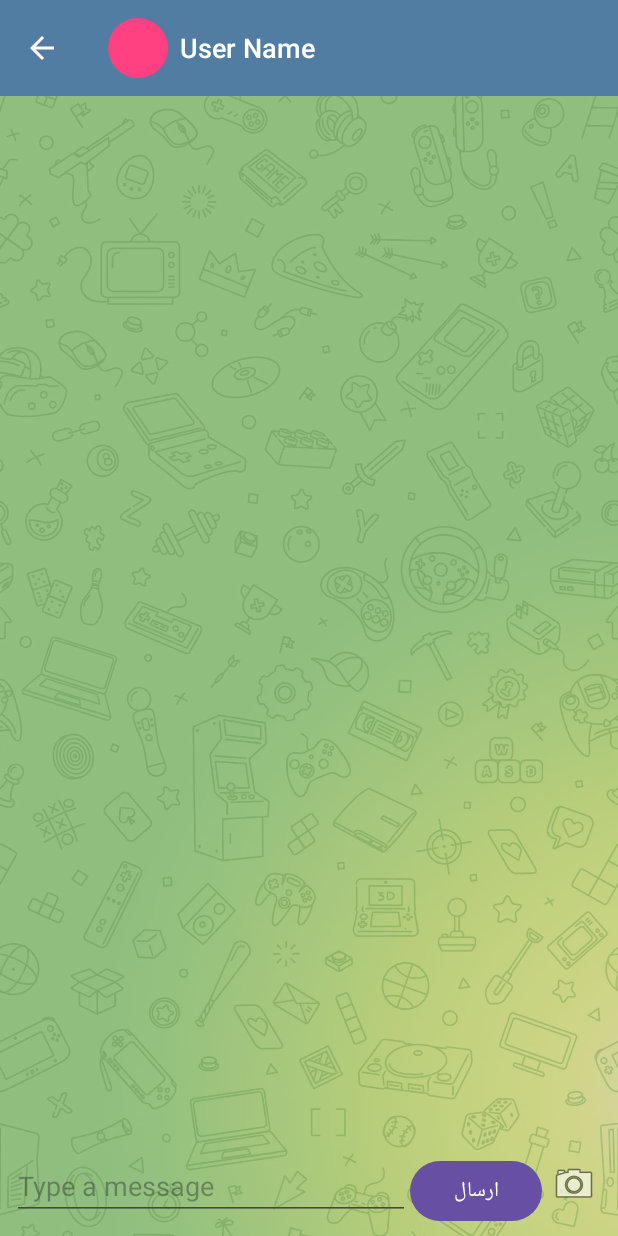
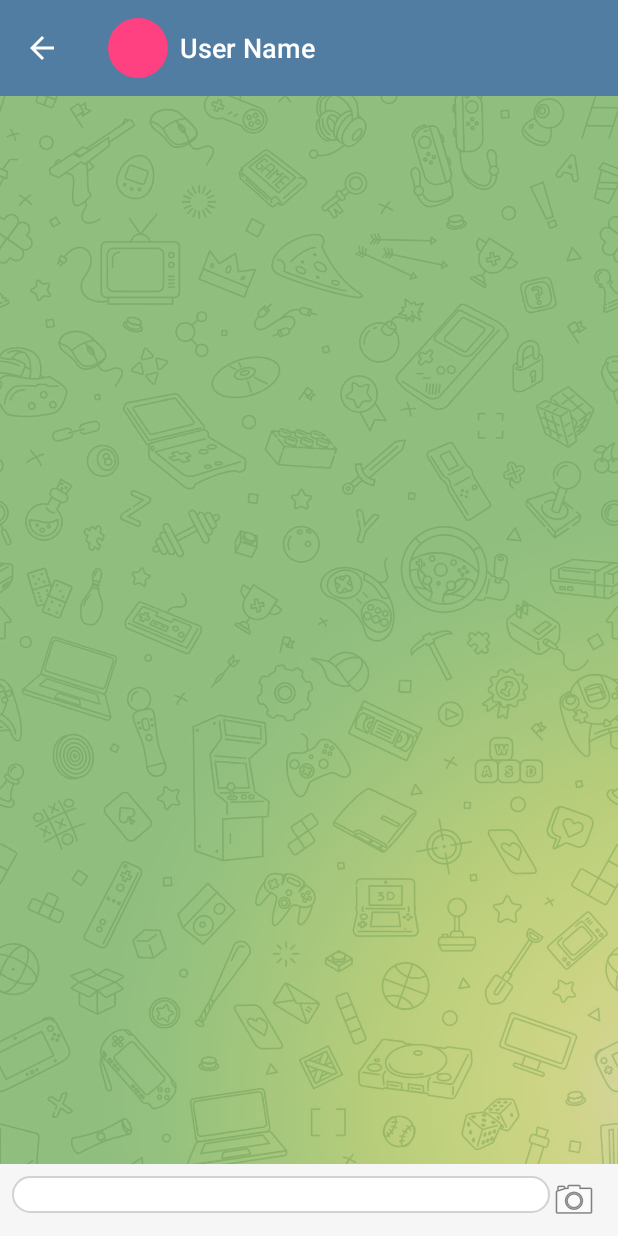
Before and after one commit to dmagan/AppAndroid, an Android app: the ChatActivity screen opened directly, with no data from a screen before it, on a phone screen of 412 x 824 dp. Run offline under Robolectric (Android 15) with nearby library versions, the phone set to English and light mode, and no system bars; libraries missing offline, so code that uses them is left out: com.ibm.icu.

Commit message:
ارسال پیام به همراه کلید ارسال در سمت راست و ارتقاع متن 10 خط

```diff
--- a/app/src/main/java/com/example/myapplication/ChatActivity.java
+++ b/app/src/main/java/com/example/myapplication/ChatActivity.java
@@ -9,9 +9,10 @@ import android.os.AsyncTask;
 import android.os.Bundle;
 import android.os.Environment;
 import android.provider.MediaStore;
+import android.text.Editable;
+import android.text.TextWatcher;
 import android.view.LayoutInflater;
 import android.view.View;
-import android.widget.Button;
 import android.widget.EditText;
 import android.widget.ImageButton;
 import android.widget.ImageView;
@@ -25,11 +26,9 @@ import androidx.recyclerview.widget.LinearLayoutManager;
 import androidx.recyclerview.widget.RecyclerView;
 import android.view.Window;
 import android.view.WindowManager;
-
 import com.ibm.icu.util.Calendar;
 import com.ibm.icu.util.ULocale;
 import com.ibm.icu.text.SimpleDateFormat;
-
 import java.io.File;
 import java.io.IOException;
 import java.util.ArrayList;
@@ -44,7 +43,7 @@ public class ChatActivity extends AppCompatActivity {
     private MessageAdapter messageAdapter;
     private List<Message> messageList;
     private EditText editTextMessage;
-    private Button buttonSend;
+    private ImageButton buttonSendIcon;
     private ImageButton buttonCamera;
     private Uri photoURI;
     private File photoFile;
@@ -92,7 +91,7 @@ public class ChatActivity extends AppCompatActivity {
         // مقداردهی به ویوها
         recyclerViewMessages = findViewById(R.id.recyclerViewMessages);
         editTextMessage = findViewById(R.id.editTextMessage);
-        buttonSend = findViewById(R.id.buttonSend);
+        buttonSendIcon = findViewById(R.id.buttonSendIcon);
         buttonCamera = findViewById(R.id.buttonCamera);
 
         // تنظیم RecyclerView
@@ -102,7 +101,7 @@ public class ChatActivity extends AppCompatActivity {
         recyclerViewMessages.setAdapter(messageAdapter);
 
         // تنظیم کلیک دکمه ارسال
-        buttonSend.setOnClickListener(new View.OnClickListener() {
+        buttonSendIcon.setOnClickListener(new View.OnClickListener() {
             @Override
             public void onClick(View v) {
                 String messageText = editTextMessage.getText().toString().trim();
@@ -113,9 +112,34 @@ public class ChatActivity extends AppCompatActivity {
                     messageAdapter.notifyItemInserted(messageList.size() - 1);
                     recyclerViewMessages.scrollToPosition(messageList.size() - 1);
                     editTextMessage.setText("");
+
+                    // حذف دکمه ارسال پس از ارسال پیام
+                    buttonSendIcon.setVisibility(View.GONE);
                 }
             }
         });
+
+// اضافه کردن TextWatcher به EditText
+        editTextMessage.addTextChangedListener(new TextWatcher() {
+            @Override
+            public void beforeTextChanged(CharSequence s, int start, int count, int after) {
+            }
+
+            @Override
+            public void onTextChanged(CharSequence s, int start, int before, int count) {
+                // نمایش دکمه ارسال وقتی که متن وارد شده است
+                if (s.length() > 0) {
+                    buttonSendIcon.setVisibility(View.VISIBLE);
+                } else {
+                    buttonSendIcon.setVisibility(View.GONE);
+                }
+            }
+
+            @Override
+            public void afterTextChanged(Editable s) {
+            }
+        });
+
 
         // تنظیم کلیک دکمه دوربین
         buttonCamera.setOnClickListener(new View.OnClickListener() {
--- /dev/null
+++ b/app/src/main/res/drawable/ic_sent_vector.xml
@@ -0,0 +1,12 @@
+<vector xmlns:android="http://schemas.android.com/apk/res/android"
+    android:width="40dp"
+    android:height="40dp"
+    android:autoMirrored="true"
+    android:viewportWidth="960"
+    android:viewportHeight="960">
+
+    <path
+        android:fillColor="#4A90E6"
+        android:pathData="M172,722v-484l574,242 -574,242ZM200,680 L674,480 200,280v160l180,40 -180,40v160ZM200,680v-400,400Z" />
+
+</vector>
--- /dev/null
+++ b/app/src/main/res/drawable/sd1d1d6sw1cr16_5bffffff.xml
@@ -0,0 +1,13 @@
+<?xml version="1.0" encoding="UTF-8"?>
+<shape xmlns:android="http://schemas.android.com/apk/res/android">
+    <solid
+        android:color="#FFFFFF"
+        />
+    <stroke
+        android:color="#D1D1D6"
+        android:width="1dp"
+        />
+    <corners
+        android:radius="16.5dp"
+        />
+</shape>
--- a/app/src/main/res/layout/activity_chat.xml
+++ b/app/src/main/res/layout/activity_chat.xml
@@ -1,4 +1,3 @@
-<?xml version="1.0" encoding="utf-8"?>
 <RelativeLayout xmlns:android="http://schemas.android.com/apk/res/android"
     xmlns:app="http://schemas.android.com/apk/res-auto"
     xmlns:tools="http://schemas.android.com/tools"
@@ -37,26 +36,32 @@
         android:clipToPadding="false"
         android:scrollbars="none"/>
 
-    <LinearLayout
+    <RelativeLayout
         android:id="@+id/messageInputLayout"
         android:layout_width="match_parent"
         android:layout_height="wrap_content"
         android:layout_alignParentBottom="true"
-        android:orientation="horizontal"
-        android:padding="8dp">
+        android:padding="8dp"
+        android:background="#F6F6F6"
+        android:layoutDirection="ltr">
 
         <EditText
             android:id="@+id/editTextMessage"
             android:layout_width="0dp"
             android:layout_height="wrap_content"
-            android:layout_weight="1"
-            android:hint="Type a message"/>
+            android:layout_toStartOf="@id/buttonSendIcon"
+            android:layout_alignParentStart="true"
+            android:background="@drawable/sd1d1d6sw1cr16_5bffffff"
+            android:paddingStart="10dp"
+            android:paddingEnd="10dp"
+            android:minLines="1"
+            android:maxLines="10"
+            android:scrollbars="vertical"
+            android:overScrollMode="always"
+            android:gravity="top"
+            android:inputType="textMultiLine|textCapSentences"
+            android:scrollHorizontally="false" />
 
-        <Button
-            android:id="@+id/buttonSend"
-            android:layout_width="wrap_content"
-            android:layout_height="wrap_content"
-            android:text="ارسال"/>
         <ImageButton
             android:id="@+id/buttonCamera"
             android:layout_width="wrap_content"
@@ -64,9 +69,21 @@
             android:layout_alignParentEnd="true"
             android:layout_alignParentRight="true"
             android:layout_centerVertical="true"
-            android:layout_margin="5dp"
+            android:layout_marginEnd="5dp"
             android:src="@android:drawable/ic_menu_camera"
             android:background="?attr/selectableItemBackgroundBorderless"
             android:contentDescription="Camera" />
-    </LinearLayout>
+
+        <ImageButton
+            android:id="@+id/buttonSendIcon"
+            android:layout_width="wrap_content"
+            android:layout_height="wrap_content"
+            android:layout_toStartOf="@id/buttonCamera"
+            android:layout_centerVertical="true"
+            android:layout_marginEnd="5dp"
+            android:src="@drawable/ic_sent_vector"
+            android:background="?attr/selectableItemBackgroundBorderless"
+            android:contentDescription="Send"
+            android:visibility="gone"/>
+    </RelativeLayout>
 </RelativeLayout>
```
